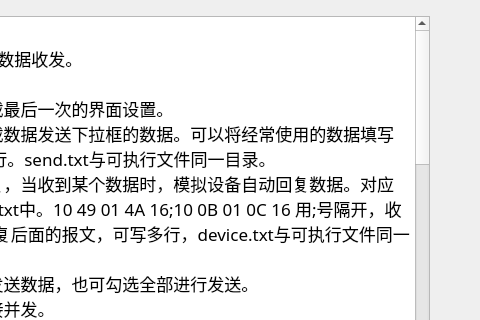
Before: the Qt Designer form src/form/dialogintroduction.ui in whx110123/nettool, drawn with Qt 5; both pictures show x 231 to 711 and y 100 to 420 of the 711 by 666 pixel window.
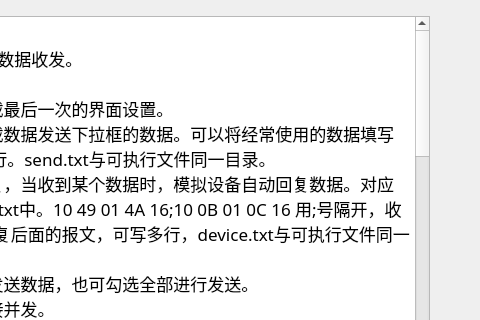
After: the same form once the commit is applied.

```diff
--- a/src/form/dialogintroduction.ui
+++ b/src/form/dialogintroduction.ui
@@ -124,7 +124,11 @@
 
 版本[2.02] 20200827
 1.104增加一键顺控报文解析
-2.完善104模拟主站功能</string>
+2.完善104模拟主站功能
+
+版本[2.03] 20200920
+1.103 增加扰动数据ASDU23-31报文解析
+2.103 ASDU10gdd增加部分解析</string>
      </property>
     </widget>
    </item>
```
